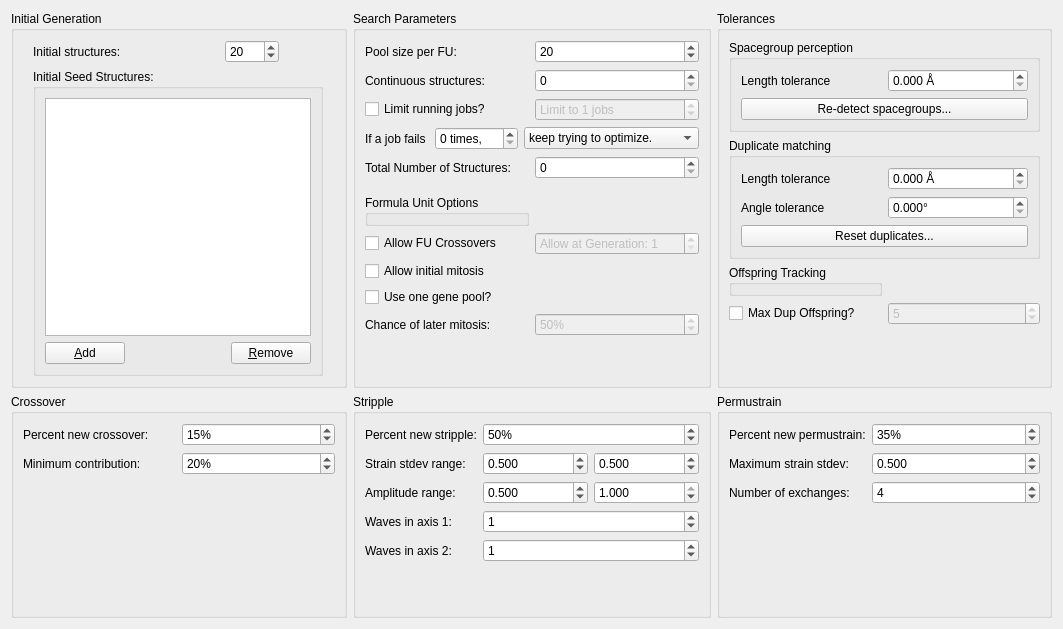
First picture: the form in src/xtalopt/ui/tab_opt.ui, repository xtalopt/XtalOpt, before the edit.
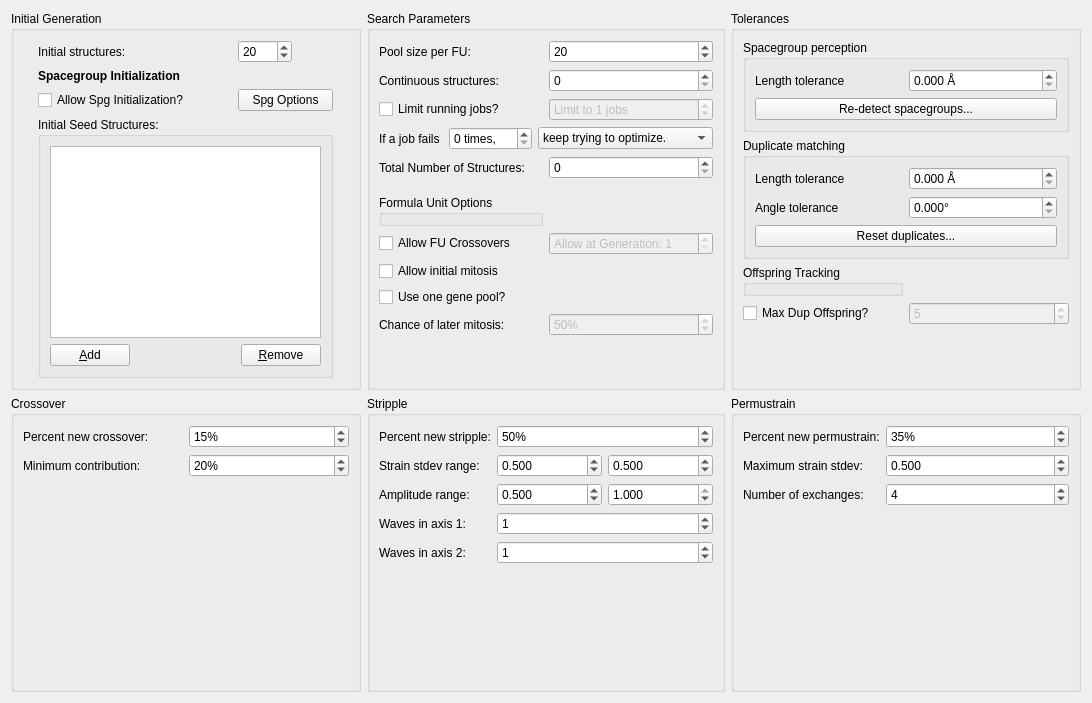
Second picture: the form after the edit.

Commit message: Added the ability to generate a table which displays all the formula units that can generate different spacegroups. It is a button on the tab_opt page called 'Spg Options'. It is not without bugs, though. I noticed that sometimes my isSpgPossible() will crash. Some things need to be tested and fixed.

Patch:
```diff
--- a/src/xtalopt/ui/tab_opt.ui
+++ b/src/xtalopt/ui/tab_opt.ui
@@ -6,8 +6,8 @@
    <rect>
     <x>0</x>
     <y>0</y>
-    <width>1063</width>
-    <height>629</height>
+    <width>1092</width>
+    <height>703</height>
    </rect>
   </property>
   <property name="windowTitle">
@@ -26,49 +26,7 @@
       <string>Initial Generation</string>
      </property>
      <layout class="QGridLayout" name="gridLayout_4">
-      <item row="0" column="0">
-       <widget class="QLabel" name="label_9">
-        <property name="sizePolicy">
-         <sizepolicy hsizetype="Fixed" vsizetype="Preferred">
-          <horstretch>0</horstretch>
-          <verstretch>0</verstretch>
-         </sizepolicy>
-        </property>
-        <property name="toolTip">
-         <string>Number of initial structures / number of structures to keep in queue for continuous mode.
-
-Default: 20
-</string>
-        </property>
-        <property name="text">
-         <string>Initial structures:</string>
-        </property>
-        <property name="buddy">
-         <cstring>spin_numInitial</cstring>
-        </property>
-       </widget>
-      </item>
-      <item row="0" column="1">
-       <widget class="QSpinBox" name="spin_numInitial">
-        <property name="sizePolicy">
-         <sizepolicy hsizetype="Maximum" vsizetype="Fixed">
-          <horstretch>0</horstretch>
-          <verstretch>0</verstretch>
-         </sizepolicy>
-        </property>
-        <property name="toolTip">
-         <string>Number of initial structures to use in first generation.
-</string>
-        </property>
-        <property name="maximum">
-         <number>9999</number>
-        </property>
-        <property name="value">
-         <number>20</number>
-        </property>
-       </widget>
-      </item>
-      <item row="1" column="0" colspan="2">
+      <item row="5" column="1" colspan="2">
        <widget class="QGroupBox" name="groupBox_2">
         <property name="title">
          <string>Initial Seed Structures:</string>
@@ -129,6 +87,69 @@
         </layout>
        </widget>
       </item>
+      <item row="1" column="1">
+       <widget class="QLabel" name="label_13">
+        <property name="text">
+         <string>&lt;html&gt;&lt;head/&gt;&lt;body&gt;&lt;p&gt;&lt;span style=&quot; font-weight:600;&quot;&gt;Spacegroup Initialization&lt;/span&gt;&lt;/p&gt;&lt;/body&gt;&lt;/html&gt;</string>
+        </property>
+       </widget>
+      </item>
+      <item row="0" column="1">
+       <widget class="QLabel" name="label_9">
+        <property name="sizePolicy">
+         <sizepolicy hsizetype="Fixed" vsizetype="Preferred">
+          <horstretch>0</horstretch>
+          <verstretch>0</verstretch>
+         </sizepolicy>
+        </property>
+        <property name="toolTip">
+         <string>Number of initial structures / number of structures to keep in queue for continuous mode.
+
+Default: 20
+</string>
+        </property>
+        <property name="text">
+         <string>Initial structures:</string>
+        </property>
+        <property name="buddy">
+         <cstring>spin_numInitial</cstring>
+        </property>
+       </widget>
+      </item>
+      <item row="0" column="2">
+       <widget class="QSpinBox" name="spin_numInitial">
+        <property name="sizePolicy">
+         <sizepolicy hsizetype="Maximum" vsizetype="Fixed">
+          <horstretch>0</horstretch>
+          <verstretch>0</verstretch>
+         </sizepolicy>
+        </property>
+        <property name="toolTip">
+         <string>Number of initial structures to use in first generation.
+</string>
+        </property>
+        <property name="maximum">
+         <number>9999</number>
+        </property>
+        <property name="value">
+         <number>20</number>
+        </property>
+       </widget>
+      </item>
+      <item row="2" column="2">
+       <widget class="QPushButton" name="push_spgOptions">
+        <property name="text">
+         <string>Spg Options</string>
+        </property>
+       </widget>
+      </item>
+      <item row="2" column="1">
+       <widget class="QCheckBox" name="cb_allowSpgInit">
+        <property name="text">
+         <string>Allow Spg Initialization?</string>
+        </property>
+       </widget>
+      </item>
      </layout>
     </widget>
    </item>
```
The commit also changes 9 other files.
